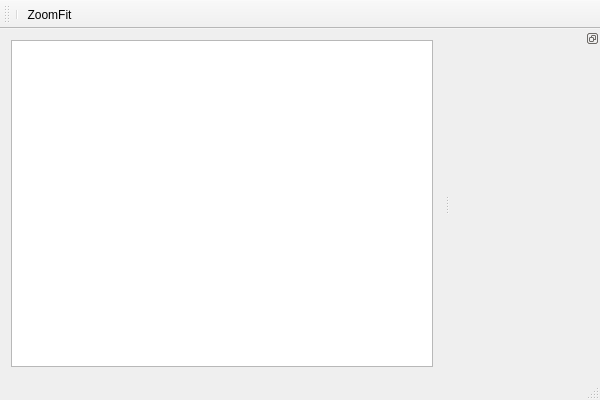
Old version of the form mainwindow.ui in the repository cogip/cogip-gui.
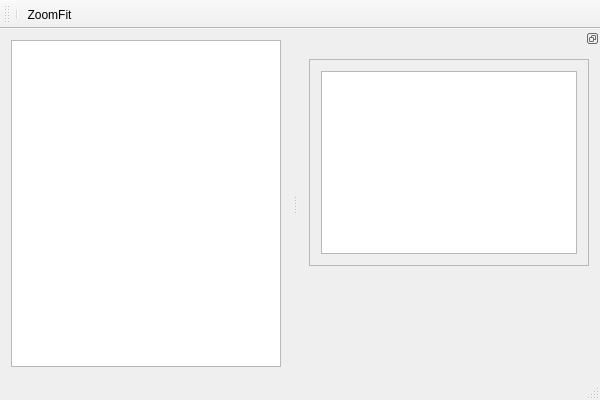
New version of the form. Custom widgets are drawn as their Qt base class.

Commit message: app: wip on trajectory points widget

What changed in the file:
```diff
--- a/mainwindow.ui
+++ b/mainwindow.ui
@@ -14,7 +14,7 @@
    <string>CogipGUI</string>
   </property>
   <widget class="QWidget" name="centralWidget">
-   <layout class="QHBoxLayout" name="horizontalLayout">
+   <layout class="QVBoxLayout" name="verticalLayout">
     <item>
      <widget class="MapGraphicsView" name="graphicsView"/>
     </item>
@@ -54,7 +54,30 @@
    <widget class="QWidget" name="dockWidgetContents">
     <layout class="QVBoxLayout" name="verticalLayout_2">
      <item>
-      <layout class="QVBoxLayout" name="verticalLayoutDocked"/>
+      <layout class="QVBoxLayout" name="verticalLayoutDocked">
+       <item>
+        <widget class="QScrollArea" name="scrollArea">
+         <property name="widgetResizable">
+          <bool>true</bool>
+         </property>
+         <widget class="QWidget" name="scrollAreaWidgetContents">
+          <property name="geometry">
+           <rect>
+            <x>0</x>
+            <y>0</y>
+            <width>274</width>
+            <height>184</height>
+           </rect>
+          </property>
+          <layout class="QVBoxLayout" name="verticalLayout_3">
+           <item>
+            <widget class="QTableView" name="tableView"/>
+           </item>
+          </layout>
+         </widget>
+        </widget>
+       </item>
+      </layout>
      </item>
      <item>
       <spacer name="verticalSpacer">
```
The commit also changes 2 other files.
